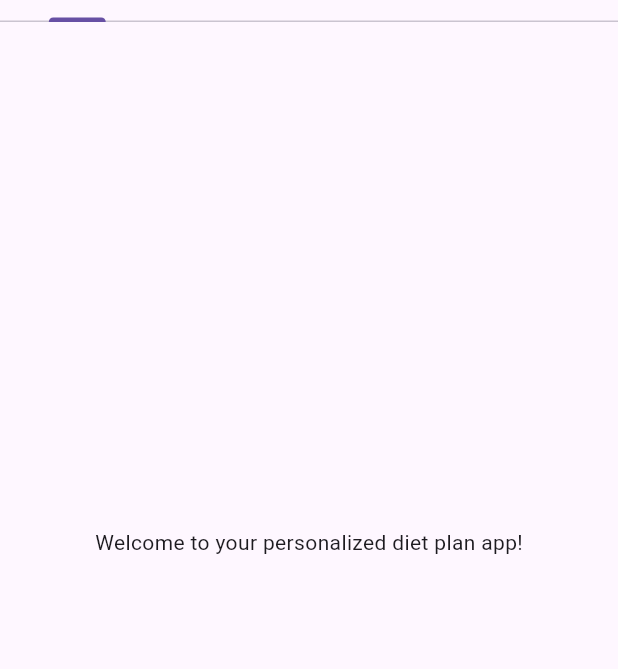
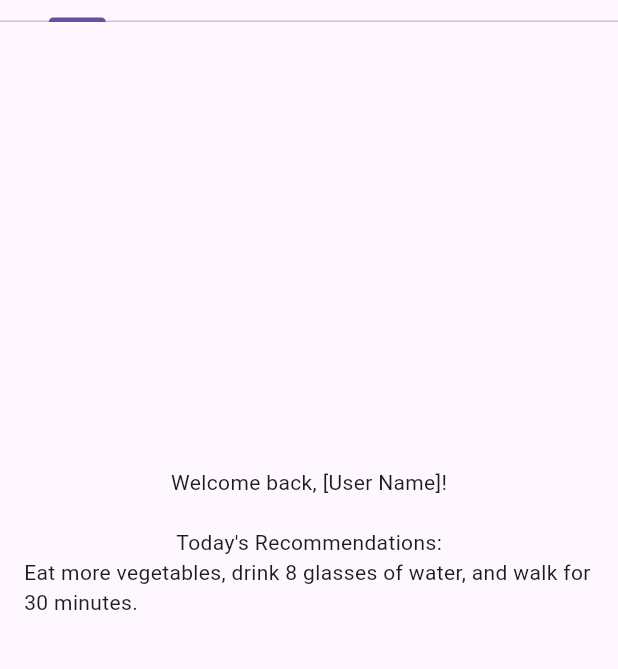
Before and after one commit to sahanyugantha/7cs106-frontend-diet-plan, a Flutter app: the screen it shows after launch, on a phone screen of 412 x 824 dp, the part 173-842 px from its top. Run offline on Flutter 3.47's test engine with Material 3 defaults, Android fonts, the phone set to English and light mode, and no system bars.

Commit message:
tab created

```diff
--- /dev/null
+++ b/lib/hometab.dart
@@ -0,0 +1,26 @@
+import 'package:flutter/material.dart';
+
+class HomeTab extends StatelessWidget {
+  @override
+  Widget build(BuildContext context) {
+    return Scaffold(
+      body: Padding(
+        padding: const EdgeInsets.all(16.0),
+        child: Column(
+          mainAxisAlignment: MainAxisAlignment.center,
+          children: [
+            Text('Welcome back, [User Name]!'),
+            SizedBox(height: 20),
+            Column(
+              children: [
+                Text('Today\'s Recommendations:'),
+              ],
+            ),
+            // Display recommendations here
+            Text('Eat more vegetables, drink 8 glasses of water, and walk for 30 minutes.'),
+          ],
+        ),
+      ),
+    );
+  }
+}
--- a/lib/main.dart
+++ b/lib/main.dart
@@ -1,4 +1,9 @@
 import 'package:flutter/material.dart';
+import 'package:my_diet_plan/profiletab.dart';
+
+import 'activitytab.dart';
+import 'dietplantab.dart';
+import 'hometab.dart';
 
 void main() {
   runApp(MyApp());
@@ -64,31 +69,3 @@ class _HomeScreenState extends State<HomeScreen> with SingleTickerProviderStateM
     );
   }
 }
-
-class HomeTab extends StatelessWidget {
-  @override
-  Widget build(BuildContext context) {
-    return Center(child: Text('Welcome to your personalized diet plan app!'));
-  }
-}
-
-class ProfileTab extends StatelessWidget {
-  @override
-  Widget build(BuildContext context) {
-    return Center(child: Text('Profile Screen'));
-  }
-}
-
-class DietPlanTab extends StatelessWidget {
-  @override
-  Widget build(BuildContext context) {
-    return Center(child: Text('Diet Plan Screen'));
-  }
-}
-
-class ActivityTab extends StatelessWidget {
-  @override
-  Widget build(BuildContext context) {
-    return Center(child: Text('Activity Screen'));
-  }
-}
```
Also changed, not shown: lib/activitytab.dart (added, +20 -0 lines), lib/dietplantab.dart (added, +19 -0 lines), lib/profiletab.dart (added, +41 -0 lines).
